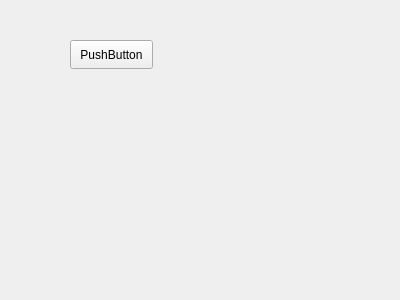
sergeysolov/ExperimentAnalyser, file result_chart_form.ui: the form before one commit.
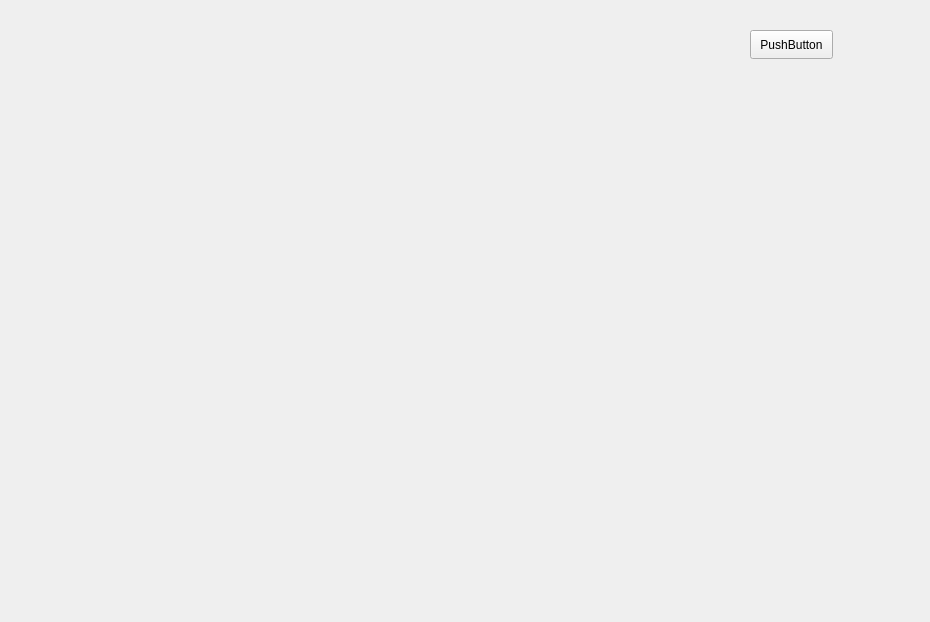
The form after the commit.

```diff
--- a/result_chart_form.ui
+++ b/result_chart_form.ui
@@ -6,8 +6,8 @@
    <rect>
     <x>0</x>
     <y>0</y>
-    <width>400</width>
-    <height>300</height>
+    <width>930</width>
+    <height>622</height>
    </rect>
   </property>
   <property name="windowTitle">
@@ -16,8 +16,8 @@
   <widget class="QPushButton" name="pushButton">
    <property name="geometry">
     <rect>
-     <x>70</x>
-     <y>40</y>
+     <x>750</x>
+     <y>30</y>
      <width>83</width>
      <height>29</height>
     </rect>
@@ -26,6 +26,17 @@
     <string>PushButton</string>
    </property>
   </widget>
+  <widget class="QFrame" name="horizontalFrame">
+   <property name="geometry">
+    <rect>
+     <x>30</x>
+     <y>30</y>
+     <width>691</width>
+     <height>531</height>
+    </rect>
+   </property>
+   <layout class="QHBoxLayout" name="horizontalLayout"/>
+  </widget>
  </widget>
  <resources/>
  <connections/>
```
